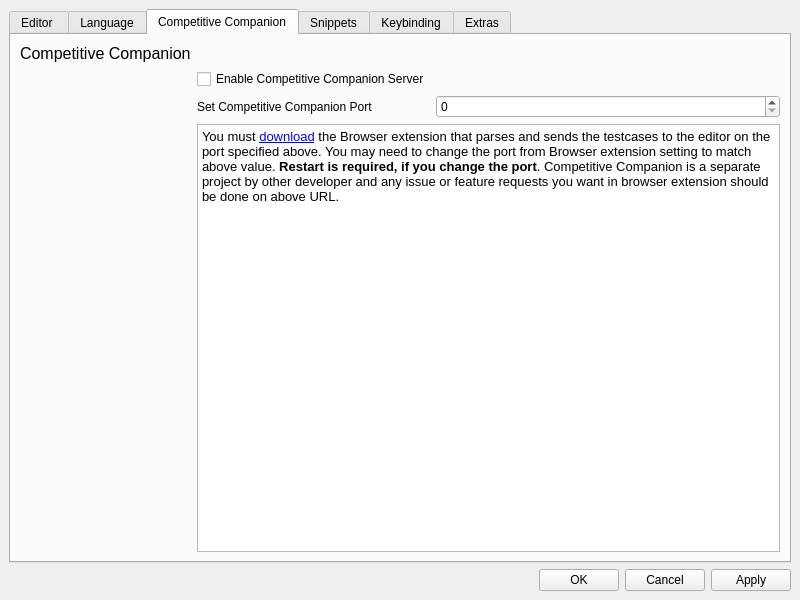
This is ui/preferencewindow.ui in cpeditor/cpeditor as Qt 5 draws it before an edit. The edited form follows.
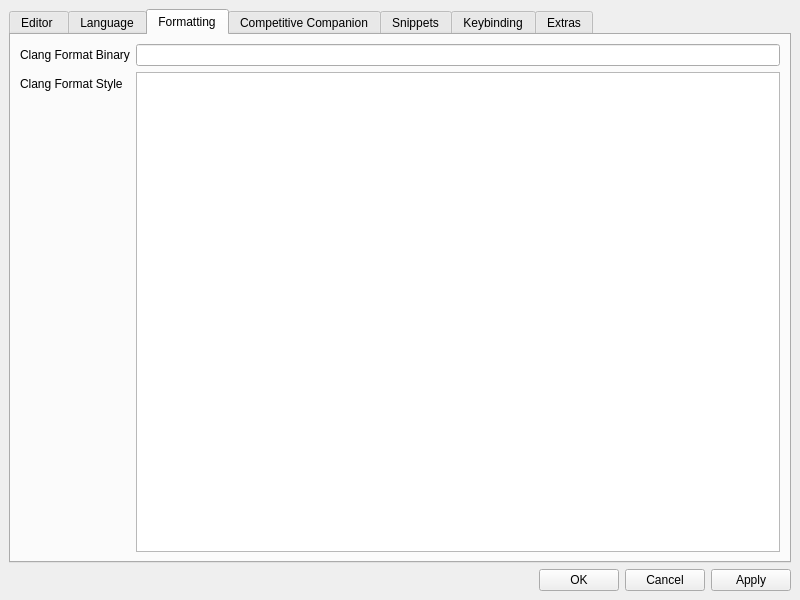
This is the edited form. The open tabs and pages were chosen to show the change.

Commit message:
feat(formatter): clang-format update
1. Set clang-format binary instead of set format command.

2. Use `--cursor` argument to keep the cursor after formatting.

3. Format selection only if there is a selection.

4. Set format style in preference window.

5. Add format on save option.

6. Open temporary file for formatting when necessary instead of holding it.

7. Other text changes and minor changes.

8. Modify README.md for these changes.

Diff of the .ui file:
```diff
--- a/ui/preferencewindow.ui
+++ b/ui/preferencewindow.ui
@@ -281,16 +281,6 @@
                 </item>
                </widget>
               </item>
-              <item row="1" column="0">
-               <widget class="QLabel" name="label_34">
-                <property name="text">
-                 <string>Format command</string>
-                </property>
-               </widget>
-              </item>
-              <item row="1" column="1">
-               <widget class="QLineEdit" name="format_cmd"/>
-              </item>
              </layout>
             </item>
             <item row="2" column="0">
@@ -442,6 +432,37 @@
           </item>
          </layout>
         </widget>
+        <widget class="QWidget" name="formatting">
+         <attribute name="title">
+          <string>Formatting</string>
+         </attribute>
+         <layout class="QHBoxLayout" name="horizontalLayout_6">
+          <item>
+           <layout class="QFormLayout" name="formLayout_8">
+            <item row="0" column="0">
+             <widget class="QLabel" name="label_34">
+              <property name="text">
+               <string>Clang Format Binary</string>
+              </property>
+             </widget>
+            </item>
+            <item row="0" column="1">
+             <widget class="QLineEdit" name="clang_format_binary"/>
+            </item>
+            <item row="1" column="0">
+             <widget class="QLabel" name="label_34">
+              <property name="text">
+               <string>Clang Format Style</string>
+              </property>
+             </widget>
+            </item>
+            <item row="1" column="1">
+             <widget class="QPlainTextEdit" name="clang_format_style"/>
+            </item>
+           </layout>
+          </item>
+         </layout>
+        </widget>
         <widget class="QWidget" name="competitive_comp">
          <attribute name="title">
           <string>Competitive Companion</string>
```
Left out of the diff: 5 changed lines with no effect on the pictures. The commit also changes 9 other files.
